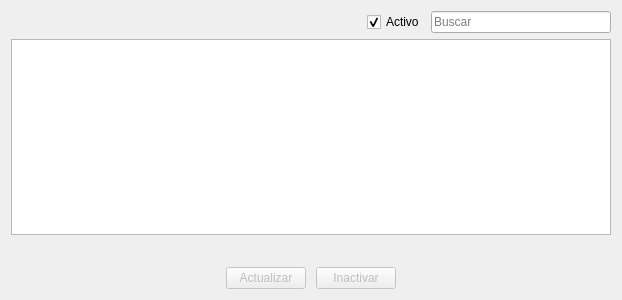
Old version of the form ui/table_view_socio.ui in the repository acostamatt/cooperadora_qt.
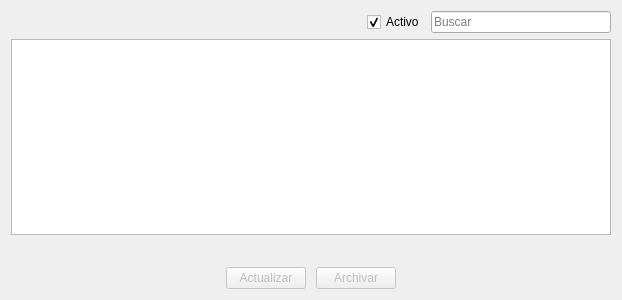
New version of the form.

Diff of the .ui file:
```diff
--- a/ui/table_view_socio.ui
+++ b/ui/table_view_socio.ui
@@ -159,7 +159,7 @@
         <bool>false</bool>
        </property>
        <property name="text">
-        <string>Inactivar</string>
+        <string>Archivar</string>
        </property>
       </widget>
      </item>
```
